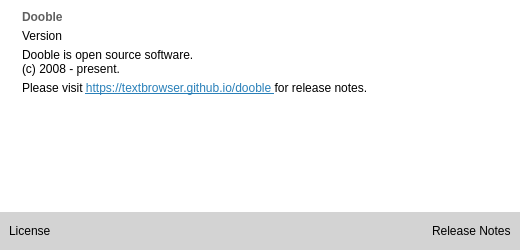
Before: the Qt Designer form UI/dooble_about.ui in textbrowser/dooble, drawn with Qt 5.
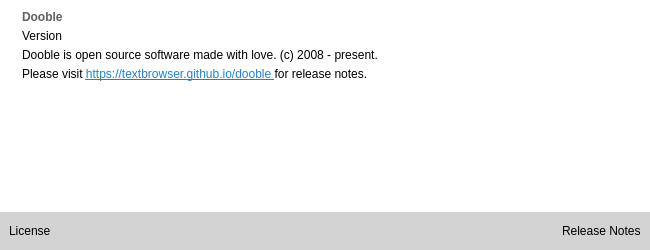
After: the same form once the commit is applied. Icons and pictures are not drawn.

The edit to the form file:
```diff
--- a/UI/dooble_about.ui
+++ b/UI/dooble_about.ui
@@ -6,7 +6,7 @@
    <rect>
     <x>0</x>
     <y>0</y>
-    <width>520</width>
+    <width>650</width>
     <height>250</height>
    </rect>
   </property>
@@ -89,6 +89,9 @@
           <property name="text">
            <string>Dooble</string>
           </property>
+          <property name="wordWrap">
+           <bool>true</bool>
+          </property>
          </widget>
         </item>
         <item>
@@ -99,6 +102,9 @@
           <property name="text">
            <string>Version</string>
           </property>
+          <property name="wordWrap">
+           <bool>true</bool>
+          </property>
          </widget>
         </item>
         <item>
@@ -107,8 +113,10 @@
            <string notr="true">QWidget {background-color: white; color: rgb(0, 0, 0);}</string>
           </property>
           <property name="text">
-           <string>Dooble is open source software.
-(c) 2008 - present.</string>
+           <string>&lt;html&gt;&lt;head/&gt;&lt;body&gt;&lt;p&gt;Dooble is open source software made with love. (c) 2008 - present.&lt;/p&gt;&lt;/body&gt;&lt;/html&gt;</string>
+          </property>
+          <property name="wordWrap">
+           <bool>true</bool>
           </property>
           <property name="textInteractionFlags">
            <set>Qt::TextBrowserInteraction</set>
@@ -123,6 +131,9 @@
           <property name="text">
            <string>&lt;html&gt;&lt;head/&gt;&lt;body&gt;&lt;p&gt;Please visit &lt;a href=&quot;https://textbrowser.github.io/dooble&quot;&gt;&lt;span style=&quot; text-decoration: underline; color:#2980b9;&quot;&gt;https://textbrowser.github.io/dooble &lt;/span&gt;&lt;/a&gt;for release notes.&lt;/p&gt;&lt;/body&gt;&lt;/html&gt;</string>
           </property>
+          <property name="wordWrap">
+           <bool>true</bool>
+          </property>
           <property name="textInteractionFlags">
            <set>Qt::LinksAccessibleByMouse</set>
           </property>
@@ -136,6 +147,9 @@
           <property name="text">
            <string/>
           </property>
+          <property name="wordWrap">
+           <bool>true</bool>
+          </property>
           <property name="textInteractionFlags">
            <set>Qt::TextBrowserInteraction</set>
           </property>
```
